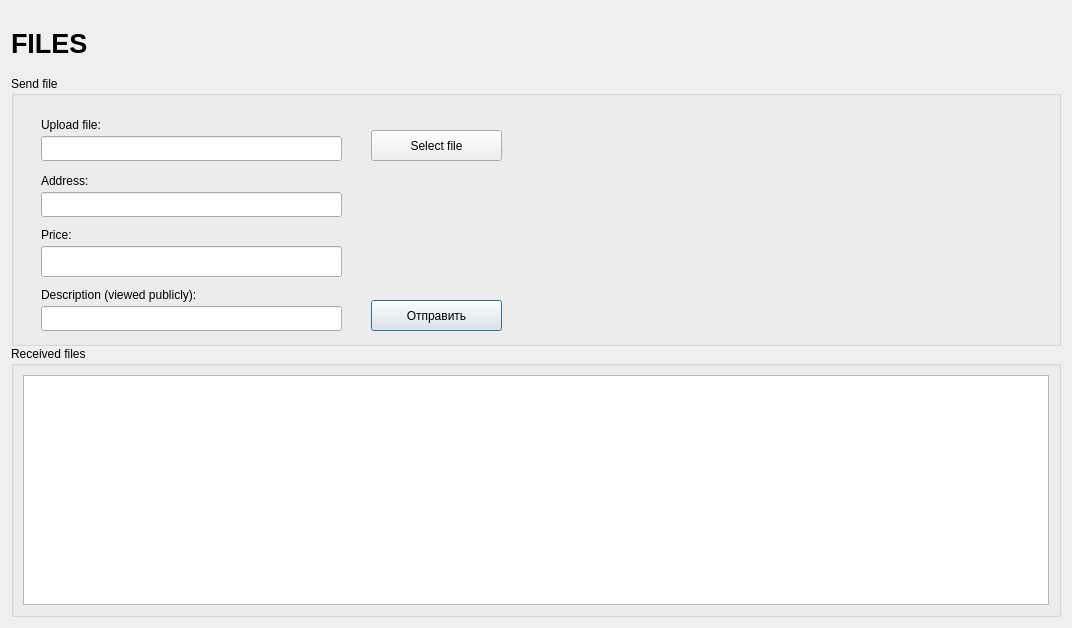
private-datagram/pdg-core, file src/qt/forms/sendfilesdialog.ui: the form before one commit.
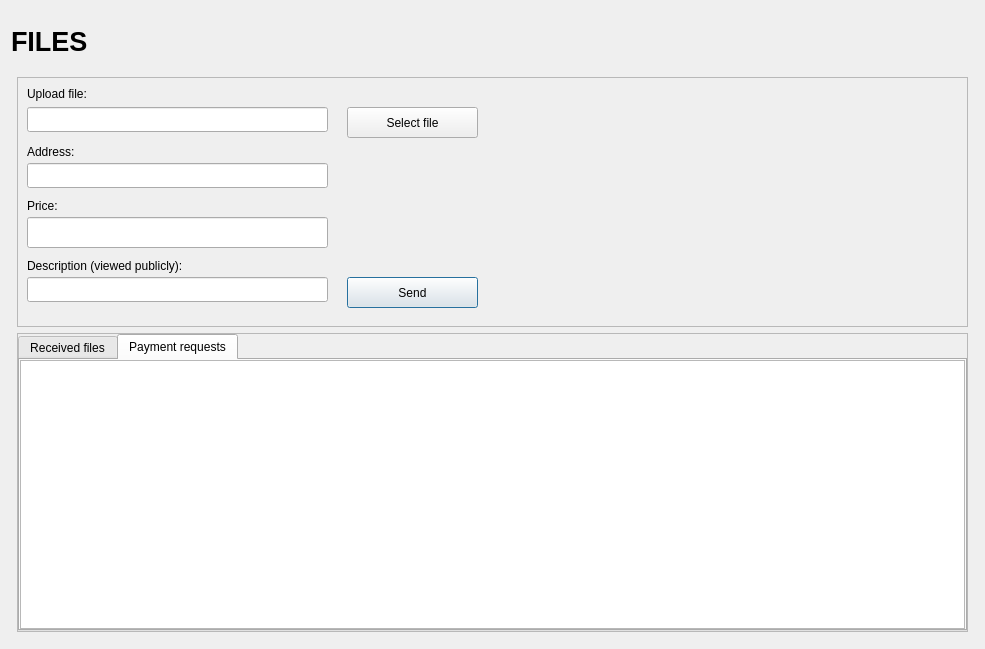
The form after the commit. The open tabs and pages were chosen to show the change. Custom widgets are drawn as their Qt base class.

What changed in the file:
```diff
--- a/src/qt/forms/sendfilesdialog.ui
+++ b/src/qt/forms/sendfilesdialog.ui
@@ -2,47 +2,23 @@
 <ui version="4.0">
  <class>SendFilesDialog</class>
  <widget class="QDialog" name="SendFilesDialog">
-  <property name="enabled">
-   <bool>true</bool>
-  </property>
   <property name="geometry">
    <rect>
     <x>0</x>
     <y>0</y>
-    <width>1072</width>
-    <height>628</height>
+    <width>985</width>
+    <height>649</height>
    </rect>
   </property>
-  <property name="sizePolicy">
-   <sizepolicy hsizetype="Preferred" vsizetype="Fixed">
-    <horstretch>0</horstretch>
-    <verstretch>0</verstretch>
-   </sizepolicy>
-  </property>
-  <property name="windowTitle">
-   <string>Dialog</string>
-  </property>
-  <layout class="QVBoxLayout" name="verticalLayout_2">
+  <layout class="QVBoxLayout" name="verticalLayout" stretch="0">
    <item>
-    <layout class="QVBoxLayout" name="verticalLayout">
+    <layout class="QVBoxLayout" name="verticalLayout_Master" stretch="0,1">
      <property name="spacing">
       <number>0</number>
      </property>
      <item>
-      <widget class="QWidget" name="widget" native="true">
-       <property name="minimumSize">
-        <size>
-         <width>0</width>
-         <height>0</height>
-        </size>
-       </property>
-       <property name="maximumSize">
-        <size>
-         <width>16777215</width>
-         <height>65</height>
-        </size>
-       </property>
-       <layout class="QVBoxLayout" name="verticalLayout_3">
+      <widget class="QFrame" name="frame_Header">
+       <layout class="QVBoxLayout" name="verticalLayout_8">
         <property name="leftMargin">
          <number>0</number>
         </property>
@@ -57,18 +33,6 @@
         </property>
         <item>
          <layout class="QHBoxLayout" name="horizontalLayout_Header" stretch="1,0,1">
-          <property name="spacing">
-           <number>6</number>
-          </property>
-          <property name="sizeConstraint">
-           <enum>QLayout::SetDefaultConstraint</enum>
-          </property>
-          <property name="leftMargin">
-           <number>0</number>
-          </property>
-          <property name="rightMargin">
-           <number>0</number>
-          </property>
           <item>
            <widget class="QLabel" name="labelOverviewHeaderLeft">
             <property name="minimumSize">
@@ -93,9 +57,6 @@
             <property name="text">
              <string>FILES</string>
             </property>
-            <property name="alignment">
-             <set>Qt::AlignLeading|Qt::AlignLeft|Qt::AlignVCenter</set>
-            </property>
            </widget>
           </item>
           <item>
@@ -103,9 +64,6 @@
             <property name="orientation">
              <enum>Qt::Horizontal</enum>
             </property>
-            <property name="sizeType">
-             <enum>QSizePolicy::Expanding</enum>
-            </property>
             <property name="sizeHint" stdset="0">
              <size>
               <width>40</width>
@@ -147,9 +105,24 @@
       </widget>
      </item>
      <item>
-      <widget class="QGroupBox" name="groupBox">
+      <widget class="QFrame" name="frame_BG">
+       <layout class="QVBoxLayout" name="verticalLayoutBg">
+        <property name="leftMargin">
+         <number>6</number>
+        </property>
+        <property name="topMargin">
+         <number>6</number>
+        </property>
+        <property name="rightMargin">
+         <number>6</number>
+        </property>
+        <property name="bottomMargin">
+         <number>6</number>
+        </property>
+        <item>
+         <widget class="QFrame" name="frame2">
        <property name="sizePolicy">
-        <sizepolicy hsizetype="Expanding" vsizetype="Minimum">
+           <sizepolicy hsizetype="Preferred" vsizetype="Preferred">
          <horstretch>0</horstretch>
          <verstretch>0</verstretch>
         </sizepolicy>
@@ -157,101 +130,63 @@
        <property name="minimumSize">
         <size>
          <width>0</width>
-         <height>270</height>
-        </size>
-       </property>
-       <property name="maximumSize">
-        <size>
-         <width>16777215</width>
-         <height>270</height>
-        </size>
-       </property>
-       <property name="title">
-        <string>Send file</string>
-       </property>
-       <property name="alignment">
-        <set>Qt::AlignJustify|Qt::AlignTop</set>
-       </property>
-       <property name="flat">
-        <bool>false</bool>
-       </property>
-       <widget class="QPushButton" name="sendFileToAddressButton">
+            <height>250</height>
+           </size>
+          </property>
+          <property name="frameShape">
+           <enum>QFrame::StyledPanel</enum>
+          </property>
+          <property name="frameShadow">
+           <enum>QFrame::Sunken</enum>
+          </property>
+          <widget class="QLineEdit" name="descriptionField">
+           <property name="geometry">
+            <rect>
+             <x>10</x>
+             <y>200</y>
+             <width>301</width>
+             <height>25</height>
+            </rect>
+           </property>
+          </widget>
+          <widget class="BitcoinAmountField" name="priceField">
         <property name="geometry">
          <rect>
-          <x>360</x>
-          <y>224</y>
-          <width>131</width>
+             <x>10</x>
+             <y>140</y>
+             <width>301</width>
           <height>31</height>
          </rect>
         </property>
-        <property name="text">
-         <string>Отправить</string>
-        </property>
        </widget>
        <widget class="QLineEdit" name="addressField">
         <property name="geometry">
          <rect>
-          <x>30</x>
-          <y>116</y>
+             <x>10</x>
+             <y>86</y>
           <width>301</width>
           <height>25</height>
          </rect>
         </property>
        </widget>
-       <widget class="QPushButton" name="uploadFile">
+          <widget class="QLabel" name="descriptionLabel">
         <property name="geometry">
          <rect>
-          <x>360</x>
-          <y>54</y>
-          <width>131</width>
-          <height>31</height>
-         </rect>
-        </property>
-        <property name="text">
-         <string>Select file</string>
-        </property>
-       </widget>
-       <widget class="QLabel" name="addressLabel">
-        <property name="geometry">
-         <rect>
-          <x>30</x>
-          <y>96</y>
+             <x>10</x>
+             <y>180</y>
           <width>291</width>
           <height>17</height>
          </rect>
         </property>
         <property name="text">
-         <string>Address:</string>
-        </property>
-       </widget>
-       <widget class="QLineEdit" name="fileNameField">
-        <property name="geometry">
-         <rect>
-          <x>30</x>
-          <y>60</y>
-          <width>301</width>
-          <height>25</height>
-         </rect>
-        </property>
-       </widget>
-       <widget class="QLabel" name="fileNameLabel">
-        <property name="geometry">
-         <rect>
-          <x>30</x>
-          <y>40</y>
-          <width>291</width>
-          <height>17</height>
-         </rect>
-        </property>
-        <property name="text">
-         <string>Upload file:</string>
+            <string>Description (viewed publicly):</string>
         </property>
        </widget>
        <widget class="QLabel" name="priceLabel">
         <property name="geometry">
          <rect>
-          <x>30</x>
-          <y>150</y>
+             <x>10</x>
+             <y>120</y>
           <width>67</width>
           <height>17</height>
          </rect>
@@ -260,82 +195,248 @@
          <string>Price:</string>
         </property>
        </widget>
-       <widget class="BitcoinAmountField" name="priceField">
+          <widget class="QLabel" name="fileNameLabel">
         <property name="geometry">
          <rect>
-          <x>30</x>
-          <y>170</y>
-          <width>301</width>
+             <x>10</x>
+             <y>6</y>
+             <width>291</width>
+             <height>21</height>
+            </rect>
+           </property>
+           <property name="text">
+            <string>Upload file:</string>
+           </property>
+          </widget>
+          <widget class="QPushButton" name="sendFileToAddressButton">
+           <property name="geometry">
+            <rect>
+             <x>330</x>
+             <y>200</y>
+             <width>131</width>
           <height>31</height>
          </rect>
         </property>
-       </widget>
-       <widget class="QLineEdit" name="descriptionField">
+           <property name="locale">
+            <locale language="English" country="UnitedStates"/>
+           </property>
+           <property name="text">
+            <string>Send</string>
+           </property>
+          </widget>
+          <widget class="QLineEdit" name="fileNameField">
         <property name="geometry">
          <rect>
-          <x>30</x>
-          <y>230</y>
+             <x>10</x>
+             <y>30</y>
           <width>301</width>
           <height>25</height>
          </rect>
         </property>
        </widget>
-       <widget class="QLabel" name="descriptionLabel">
+          <widget class="QLabel" name="addressLabel">
         <property name="geometry">
          <rect>
-          <x>30</x>
-          <y>210</y>
+             <x>10</x>
+             <y>66</y>
           <width>291</width>
           <height>17</height>
          </rect>
         </property>
         <property name="text">
-         <string>Description (viewed publicly):</string>
+            <string>Address:</string>
+           </property>
+          </widget>
+          <widget class="QPushButton" name="uploadFile">
+           <property name="geometry">
+            <rect>
+             <x>330</x>
+             <y>30</y>
+             <width>131</width>
+             <height>31</height>
+            </rect>
+           </property>
+           <property name="text">
+            <string>Select file</string>
         </property>
        </widget>
       </widget>
      </item>
      <item>
-      <widget class="QGroupBox" name="groupBox_2">
-       <property name="maximumSize">
-        <size>
-         <width>16777215</width>
-         <height>16777215</height>
-        </size>
-       </property>
-       <property name="title">
+         <widget class="QFrame" name="frame">
+          <property name="sizePolicy">
+           <sizepolicy hsizetype="Expanding" vsizetype="Expanding">
+            <horstretch>0</horstretch>
+            <verstretch>0</verstretch>
+           </sizepolicy>
+          </property>
+          <property name="frameShape">
+           <enum>QFrame::StyledPanel</enum>
+          </property>
+          <property name="frameShadow">
+           <enum>QFrame::Raised</enum>
+          </property>
+          <layout class="QVBoxLayout" name="verticalLayout_2">
+           <property name="spacing">
+            <number>0</number>
+           </property>
+           <property name="leftMargin">
+            <number>0</number>
+           </property>
+           <property name="topMargin">
+            <number>0</number>
+           </property>
+           <property name="rightMargin">
+            <number>0</number>
+           </property>
+           <property name="bottomMargin">
+            <number>0</number>
+           </property>
+           <item>
+            <widget class="QTabWidget" name="tabWidget">
+             <property name="sizePolicy">
+              <sizepolicy hsizetype="MinimumExpanding" vsizetype="Expanding">
+               <horstretch>0</horstretch>
+               <verstretch>0</verstretch>
+              </sizepolicy>
+             </property>
+             <property name="locale">
+              <locale language="English" country="UnitedStates"/>
+             </property>
+             <property name="tabPosition">
+              <enum>QTabWidget::North</enum>
+             </property>
+             <property name="tabShape">
+              <enum>QTabWidget::Rounded</enum>
+             </property>
+             <property name="currentIndex">
+              <number>0</number>
+             </property>
+             <widget class="QWidget" name="tabReceivedFiles">
+              <property name="sizePolicy">
+               <sizepolicy hsizetype="Expanding" vsizetype="Expanding">
+                <horstretch>0</horstretch>
+                <verstretch>0</verstretch>
+               </sizepolicy>
+              </property>
+              <attribute name="title">
         <string>Received files</string>
-       </property>
-       <layout class="QGridLayout" name="gridLayout">
-        <item row="0" column="0">
-         <widget class="QListView" name="listTransactions">
+              </attribute>
+              <layout class="QVBoxLayout" name="verticalLayout_3">
+               <property name="spacing">
+                <number>6</number>
+               </property>
+               <property name="sizeConstraint">
+                <enum>QLayout::SetMaximumSize</enum>
+               </property>
+               <property name="leftMargin">
+                <number>0</number>
+               </property>
+               <property name="topMargin">
+                <number>0</number>
+               </property>
+               <property name="rightMargin">
+                <number>0</number>
+               </property>
+               <property name="bottomMargin">
+                <number>0</number>
+               </property>
+               <item>
+                <layout class="QVBoxLayout" name="verticalLayout_4">
+                 <item>
+                  <widget class="QTableView" name="tableFileTransactions"/>
+                 </item>
+                </layout>
+               </item>
+              </layout>
+             </widget>
+             <widget class="QWidget" name="tabPaymentRequests">
           <property name="sizePolicy">
-           <sizepolicy hsizetype="Preferred" vsizetype="Preferred">
+               <sizepolicy hsizetype="Expanding" vsizetype="Expanding">
             <horstretch>0</horstretch>
             <verstretch>0</verstretch>
            </sizepolicy>
           </property>
-          <property name="maximumSize">
-           <size>
-            <width>16777215</width>
-            <height>16777215</height>
-           </size>
-          </property>
-          <property name="acceptDrops">
+              <attribute name="title">
+               <string>Payment requests</string>
+              </attribute>
+              <layout class="QVBoxLayout" name="verticalLayoutPaymentRequest">
+               <property name="sizeConstraint">
+                <enum>QLayout::SetMaximumSize</enum>
+               </property>
+               <property name="leftMargin">
+                <number>0</number>
+               </property>
+               <property name="topMargin">
+                <number>0</number>
+               </property>
+               <property name="rightMargin">
+                <number>0</number>
+               </property>
+               <property name="bottomMargin">
+                <number>0</number>
+               </property>
+               <item>
+                <widget class="QTableView" name="tablePaymentRequests">
+                 <property name="sizePolicy">
+                  <sizepolicy hsizetype="Ignored" vsizetype="Expanding">
+                   <horstretch>0</horstretch>
+                   <verstretch>0</verstretch>
+                  </sizepolicy>
+                 </property>
+                 <property name="palette">
+                  <palette>
+                   <active>
+                    <colorrole role="Text">
+                     <brush brushstyle="SolidPattern">
+                      <color alpha="255">
+                       <red>51</red>
+                       <green>51</green>
+                       <blue>51</blue>
+                      </color>
+                     </brush>
+                    </colorrole>
+                   </active>
+                   <inactive>
+                    <colorrole role="Text">
+                     <brush brushstyle="SolidPattern">
+                      <color alpha="255">
+                       <red>51</red>
+                       <green>51</green>
+                       <blue>51</blue>
+                      </color>
+                     </brush>
+                    </colorrole>
+                   </inactive>
+                   <disabled>
+                    <colorrole role="Text">
+                     <brush brushstyle="SolidPattern">
+                      <color alpha="255">
+                       <red>85</red>
+                       <green>85</green>
+                       <blue>85</blue>
+                      </color>
+                     </brush>
+                    </colorrole>
+                   </disabled>
+                  </palette>
+                 </property>
+                 <property name="sizeAdjustPolicy">
+                  <enum>QAbstractScrollArea::AdjustToContents</enum>
+                 </property>
+                 <property name="tabKeyNavigation">
            <bool>false</bool>
           </property>
-          <property name="frameShape">
-           <enum>QFrame::StyledPanel</enum>
-          </property>
-          <property name="movement">
-           <enum>QListView::Static</enum>
-          </property>
-          <property name="resizeMode">
-           <enum>QListView::Adjust</enum>
-          </property>
-          <property name="layoutMode">
-           <enum>QListView::SinglePass</enum>
-          </property>
+                 <property name="sortingEnabled">
+                  <bool>true</bool>
+                 </property>
+                </widget>
+               </item>
+              </layout>
+             </widget>
+            </widget>
+           </item>
+          </layout>
          </widget>
         </item>
        </layout>
```
Left out of the diff: 2 changed lines with no effect on the pictures. Lines whose indentation alone changed are shown as unchanged.
